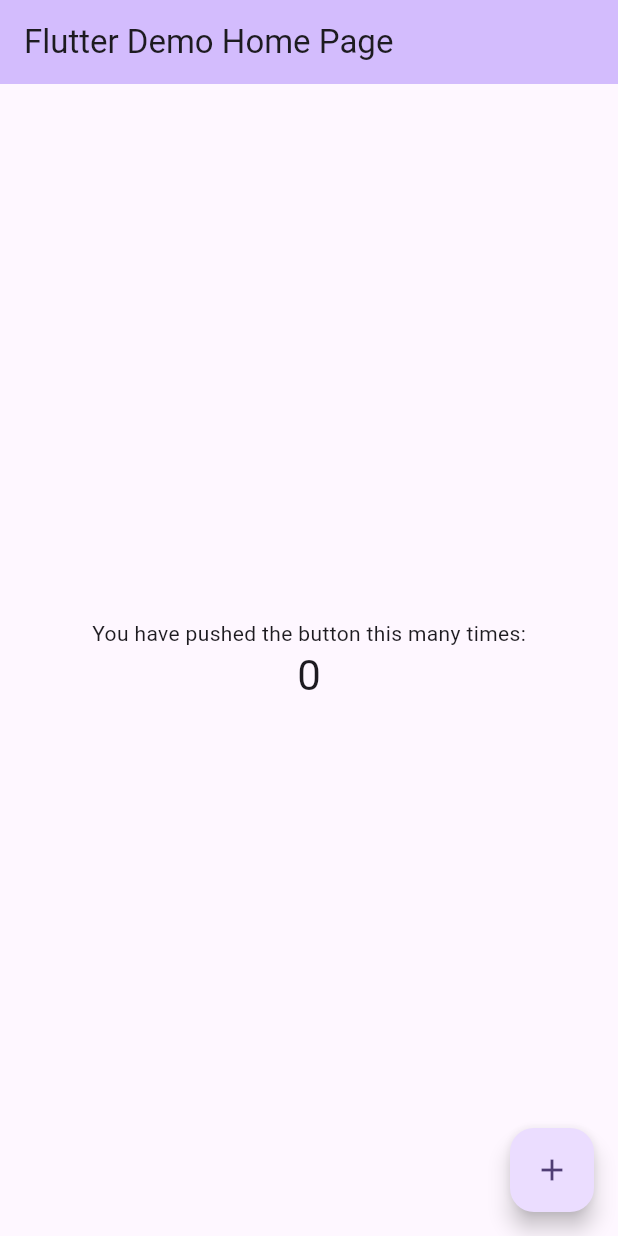
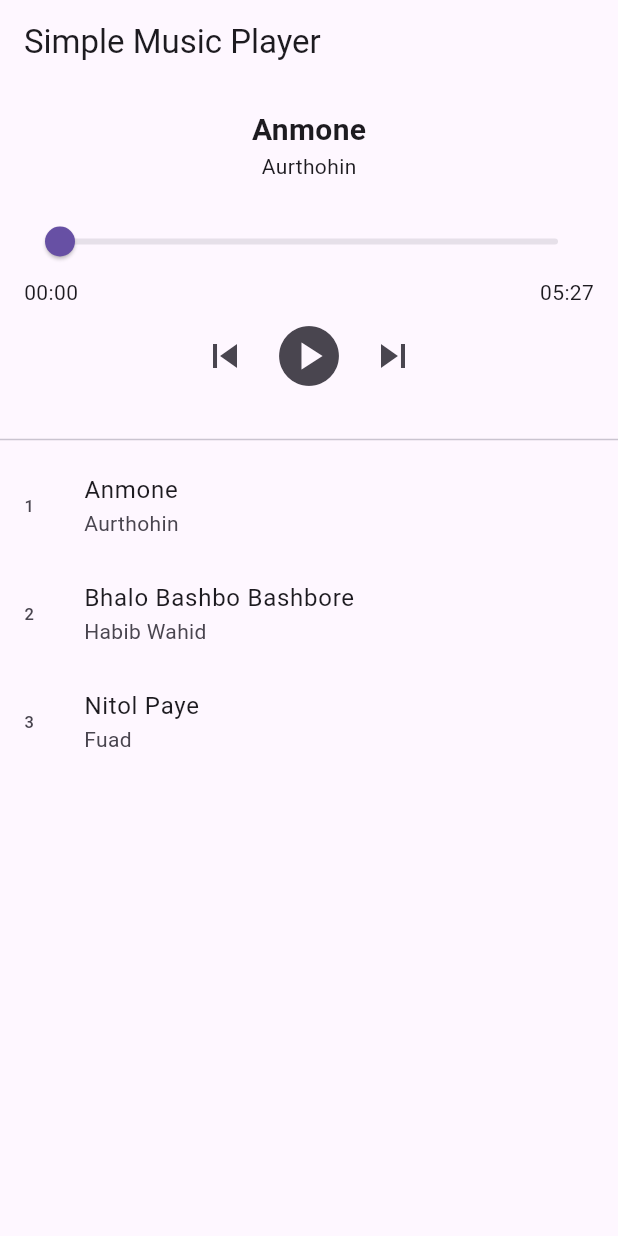
Before and after one commit to NiazSagor/simple_music_player, a Flutter app: the screen it shows after launch, on a phone screen of 412 x 824 dp. Run offline on Flutter 3.47's test engine with Material 3 defaults, Android fonts, the phone set to English and light mode, and no system bars; our stand-ins replace audioplayers.

Commit message:
:ambulance: feat: Implement simple music player UI and logic
- Replaces the initial counter app with a music player interface.
- Adds `HomePage` as the main screen, containing the player controls and a song list.
- Implements `MusicPlayerController` using `audioplayers` to manage playback state, including play, pause, next, and previous song functionalities.
- Creates UI components `TopPlayer` for the main player interface and `SongList` to display the playlist.
- Defines a `Song` model and a static `playlist`.
- Adds audio files as project assets.
- Deletes the default widget test.

```diff
--- /dev/null
+++ b/lib/data/playlist.dart
@@ -0,0 +1,22 @@
+import '../models/song.dart';
+
+final List<Song> playlist = [
+  Song(
+    title: "Anmone",
+    artist: "Aurthohin",
+    url: "audio/aurthohin_anmone.mp3",
+    durationSeconds: 327,
+  ),
+  Song(
+    title: "Bhalo Bashbo Bashbore",
+    artist: "Habib Wahid",
+    url: "audio/bhalo_bashbo_bashbore.mp3",
+    durationSeconds: 296,
+  ),
+  Song(
+    title: "Nitol Paye",
+    artist: "Fuad",
+    url: "audio/nitol_paye.mp3",
+    durationSeconds: 284,
+  ),
+];
--- a/lib/main.dart
+++ b/lib/main.dart
@@ -1,122 +1,17 @@
 import 'package:flutter/material.dart';
+import 'ui/home_page.dart';
 
 void main() {
-  runApp(const MyApp());
+  runApp(const MusicApp());
 }
 
-class MyApp extends StatelessWidget {
-  const MyApp({super.key});
+class MusicApp extends StatelessWidget {
+  const MusicApp({super.key});
 
-  // This widget is the root of your application.
   @override
   Widget build(BuildContext context) {
     return MaterialApp(
-      title: 'Flutter Demo',
-      theme: ThemeData(
-        // This is the theme of your application.
-        //
-        // TRY THIS: Try running your application with "flutter run". You'll see
-        // the application has a purple toolbar. Then, without quitting the app,
-        // try changing the seedColor in the colorScheme below to Colors.green
-        // and then invoke "hot reload" (save your changes or press the "hot
-        // reload" button in a Flutter-supported IDE, or press "r" if you used
-        // the command line to start the app).
-        //
-        // Notice that the counter didn't reset back to zero; the application
-        // state is not lost during the reload. To reset the state, use hot
-        // restart instead.
-        //
-        // This works for code too, not just values: Most code changes can be
-        // tested with just a hot reload.
-        colorScheme: ColorScheme.fromSeed(seedColor: Colors.deepPurple),
-      ),
-      home: const MyHomePage(title: 'Flutter Demo Home Page'),
+      home: HomePage(),
     );
   }
 }
-
-class MyHomePage extends StatefulWidget {
-  const MyHomePage({super.key, required this.title});
-
-  // This widget is the home page of your application. It is stateful, meaning
-  // that it has a State object (defined below) that contains fields that affect
-  // how it looks.
-
-  // This class is the configuration for the state. It holds the values (in this
-  // case the title) provided by the parent (in this case the App widget) and
-  // used by the build method of the State. Fields in a Widget subclass are
-  // always marked "final".
-
-  final String title;
-
-  @override
-  State<MyHomePage> createState() => _MyHomePageState();
-}
-
-class _MyHomePageState extends State<MyHomePage> {
-  int _counter = 0;
-
-  void _incrementCounter() {
-    setState(() {
-      // This call to setState tells the Flutter framework that something has
-      // changed in this State, which causes it to rerun the build method below
-      // so that the display can reflect the updated values. If we changed
-      // _counter without calling setState(), then the build method would not be
-      // called again, and so nothing would appear to happen.
-      _counter++;
-    });
-  }
-
-  @override
-  Widget build(BuildContext context) {
-    // This method is rerun every time setState is called, for instance as done
-    // by the _incrementCounter method above.
-    //
-    // The Flutter framework has been optimized to make rerunning build methods
-    // fast, so that you can just rebuild anything that needs updating rather
-    // than having to individually change instances of widgets.
-    return Scaffold(
-      appBar: AppBar(
-        // TRY THIS: Try changing the color here to a specific color (to
-        // Colors.amber, perhaps?) and trigger a hot reload to see the AppBar
-        // change color while the other colors stay the same.
-        backgroundColor: Theme.of(context).colorScheme.inversePrimary,
-        // Here we take the value from the MyHomePage object that was created by
-        // the App.build method, and use it to set our appbar title.
-        title: Text(widget.title),
-      ),
-      body: Center(
-        // Center is a layout widget. It takes a single child and positions it
-        // in the middle of the parent.
-        child: Column(
-          // Column is also a layout widget. It takes a list of children and
-          // arranges them vertically. By default, it sizes itself to fit its
-          // children horizontally, and tries to be as tall as its parent.
-          //
-          // Column has various properties to control how it sizes itself and
-          // how it positions its children. Here we use mainAxisAlignment to
-          // center the children vertically; the main axis here is the vertical
-          // axis because Columns are vertical (the cross axis would be
-          // horizontal).
-          //
-          // TRY THIS: Invoke "debug painting" (choose the "Toggle Debug Paint"
-          // action in the IDE, or press "p" in the console), to see the
-          // wireframe for each widget.
-          mainAxisAlignment: MainAxisAlignment.center,
-          children: <Widget>[
-            const Text('You have pushed the button this many times:'),
-            Text(
-              '$_counter',
-              style: Theme.of(context).textTheme.headlineMedium,
-            ),
-          ],
-        ),
-      ),
-      floatingActionButton: FloatingActionButton(
-        onPressed: _incrementCounter,
-        tooltip: 'Increment',
-        child: const Icon(Icons.add),
-      ), // This trailing comma makes auto-formatting nicer for build methods.
-    );
-  }
-}
--- /dev/null
+++ b/lib/models/song.dart
@@ -0,0 +1,13 @@
+class Song {
+  final String title;
+  final String artist;
+  final String url;
+  final int durationSeconds;
+
+  Song({
+    required this.title,
+    required this.artist,
+    required this.url,
+    required this.durationSeconds,
+  });
+}
--- /dev/null
+++ b/lib/player/music_player_controller.dart
@@ -0,0 +1,61 @@
+import 'package:audioplayers/audioplayers.dart';
+
+import '../data/playlist.dart';
+
+class MusicPlayerController {
+  final player = AudioPlayer();
+
+  int currentIndex = 0;
+  Duration currentPos = Duration.zero;
+  bool isPlaying = false;
+
+  Function()? onUpdate;
+
+  MusicPlayerController() {
+    player.onPositionChanged.listen((p) {
+      currentPos = p;
+      onUpdate?.call();
+    });
+
+    player.onPlayerComplete.listen((event) {
+      nextSong();
+    });
+  }
+
+  Future<void> playSong(int index) async {
+    currentIndex = index;
+    await player.stop();
+    await player.play(AssetSource(playlist[index].url));
+    isPlaying = true;
+    currentPos = Duration.zero;
+    onUpdate?.call();
+  }
+
+  Future<void> togglePlay() async {
+    if (player.state == PlayerState.stopped) {
+      await playSong(currentIndex);
+      return;
+    }
+    if (isPlaying) {
+      await player.pause();
+    } else {
+      await player.resume();
+    }
+    isPlaying = !isPlaying;
+    onUpdate?.call();
+  }
+
+  void nextSong() {
+    playSong((currentIndex + 1) % playlist.length);
+  }
+
+  void prevSong() {
+    playSong((currentIndex - 1 + playlist.length) % playlist.length);
+  }
+
+  String formatTime(int sec) {
+    final m = (sec ~/ 60).toString().padLeft(2, '0');
+    final s = (sec % 60).toString().padLeft(2, '0');
+    return "$m:$s";
+  }
+}
--- /dev/null
+++ b/lib/ui/home_page.dart
@@ -0,0 +1,34 @@
+import 'package:flutter/material.dart';
+import '../player/music_player_controller.dart';
+import '../data/playlist.dart';
+import 'top_player.dart';
+import 'song_list.dart';
+
+class HomePage extends StatefulWidget {
+  @override
+  State<HomePage> createState() => _HomePageState();
+}
+
+class _HomePageState extends State<HomePage> {
+  final controller = MusicPlayerController();
+
+  @override
+  void initState() {
+    super.initState();
+    controller.onUpdate = () => setState(() {});
+  }
+
+  @override
+  Widget build(BuildContext context) {
+    return Scaffold(
+      appBar: AppBar(title: const Text("Simple Music Player")),
+      body: Column(
+        children: [
+          TopPlayer(controller: controller),
+          const Divider(),
+          Expanded(child: SongList(controller: controller, playlist: playlist)),
+        ],
+      ),
+    );
+  }
+}
--- /dev/null
+++ b/lib/ui/song_list.dart
@@ -0,0 +1,28 @@
+import 'package:flutter/material.dart';
+import '../models/song.dart';
+import '../player/music_player_controller.dart';
+
+class SongList extends StatelessWidget {
+  final MusicPlayerController controller;
+  final List<Song> playlist;
+
+  const SongList({
+    required this.controller,
+    required this.playlist,
+  });
+
+  @override
+  Widget build(BuildContext context) {
+    return ListView.builder(
+      itemCount: playlist.length,
+      itemBuilder: (context, i) {
+        return ListTile(
+          leading: Text("${i + 1}"),
+          title: Text(playlist[i].title),
+          subtitle: Text(playlist[i].artist),
+          onTap: () => controller.playSong(i),
+        );
+      },
+    );
+  }
+}
--- /dev/null
+++ b/lib/ui/top_player.dart
@@ -0,0 +1,63 @@
+import 'package:flutter/material.dart';
+import '../player/music_player_controller.dart';
+import '../data/playlist.dart';
+
+class TopPlayer extends StatelessWidget {
+  final MusicPlayerController controller;
+  const TopPlayer({required this.controller});
+
+  @override
+  Widget build(BuildContext context) {
+    final song = playlist[controller.currentIndex];
+
+    return Padding(
+      padding: const EdgeInsets.all(16),
+      child: Column(
+        children: [
+          Text(song.title,
+              style: const TextStyle(fontSize: 20, fontWeight: FontWeight.bold)),
+          Text(song.artist, style: const TextStyle(fontSize: 14)),
+
+          const SizedBox(height: 16),
+
+          Slider(
+            value: controller.currentPos.inSeconds.toDouble(),
+            max: song.durationSeconds.toDouble(),
+            onChanged: (v) => controller.player
+                .seek(Duration(seconds: v.toInt())),
+          ),
+
+          Row(
+            mainAxisAlignment: MainAxisAlignment.spaceBetween,
+            children: [
+              Text(controller.formatTime(controller.currentPos.inSeconds)),
+              Text(controller.formatTime(song.durationSeconds)),
+            ],
+          ),
+
+          Row(
+            mainAxisAlignment: MainAxisAlignment.center,
+            children: [
+              IconButton(
+                icon: const Icon(Icons.skip_previous, size: 32),
+                onPressed: controller.prevSong,
+              ),
+              IconButton(
+                icon: Icon(
+                    controller.isPlaying
+                        ? Icons.pause_circle
+                        : Icons.play_circle,
+                    size: 48),
+                onPressed: controller.togglePlay,
+              ),
+              IconButton(
+                icon: const Icon(Icons.skip_next, size: 32),
+                onPressed: controller.nextSong,
+              ),
+            ],
+          )
+        ],
+      ),
+    );
+  }
+}
--- a/pubspec.yaml
+++ b/pubspec.yaml
@@ -59,9 +59,8 @@ flutter:
   uses-material-design: true
 
   # To add assets to your application, add an assets section, like this:
-  # assets:
-  #   - images/a_dot_burr.jpeg
-  #   - images/a_dot_ham.jpeg
+  assets:
+    - assets/audio/
 
   # An image asset can refer to one or more resolution-specific "variants", see
   # https://flutter.dev/to/resolution-aware-images
```
Also changed, not shown: 4 other files.
